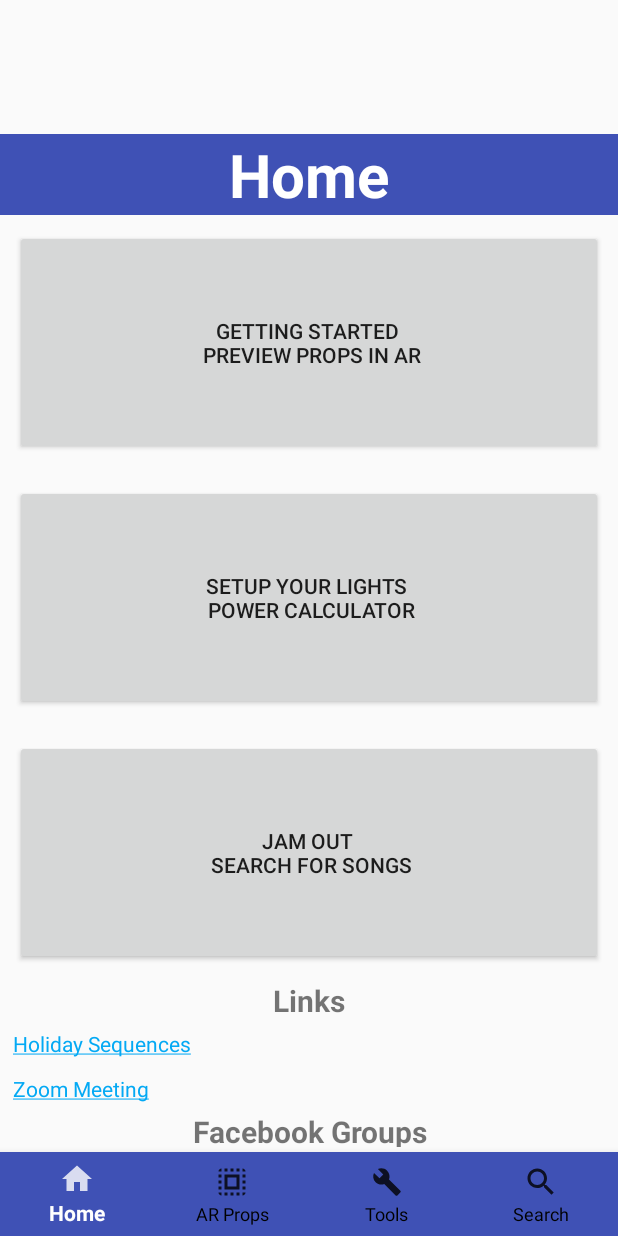
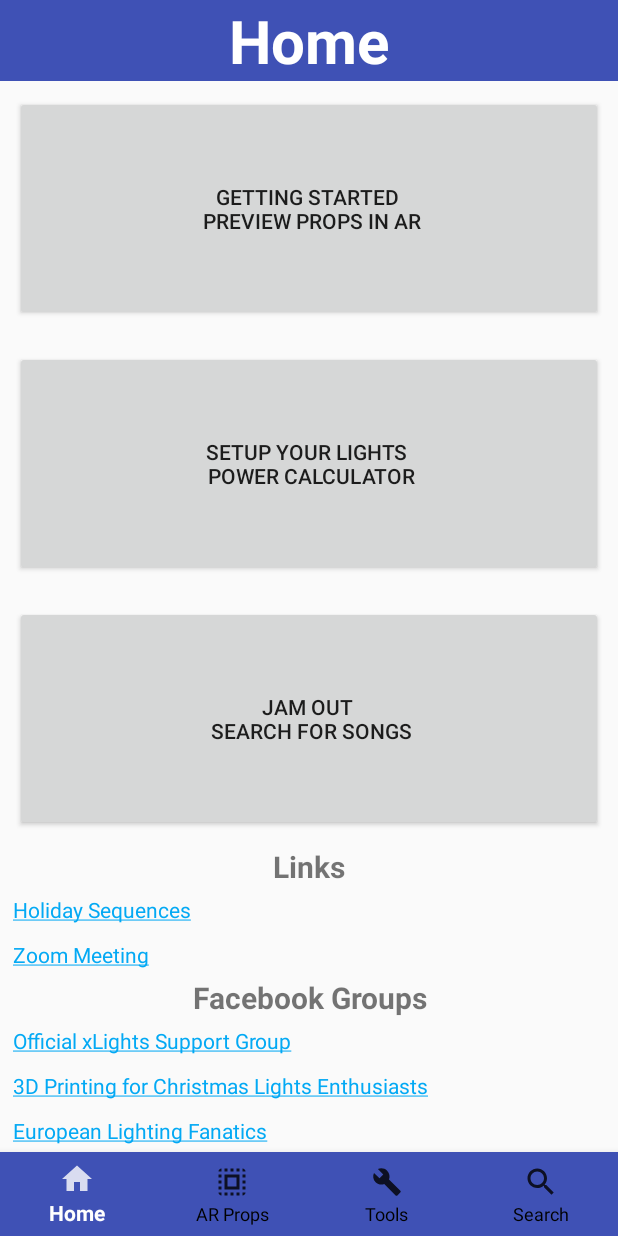
Before and after one commit to MarshallJoseph/xLightsTools, an Android app: the screen it shows after launch (HomeActivity), on a phone screen of 412 x 824 dp. Run offline under Robolectric (Android 15) with nearby library versions, the phone set to English and light mode, and no system bars.

Commit message:
Fixed home layout and search updated working sorta

```diff
--- a/app/src/main/AndroidManifest.xml
+++ b/app/src/main/AndroidManifest.xml
@@ -1,5 +1,6 @@
 <?xml version="1.0" encoding="utf-8"?>
 <manifest xmlns:android="http://schemas.android.com/apk/res/android"
+    xmlns:tools="http://schemas.android.com/tools"
     package="ca.marshall.xlightstools">
 
     <uses-permission android:name="android.permission.CAMERA" />
@@ -14,7 +15,8 @@
         android:label="@string/app_name"
         android:roundIcon="@mipmap/ic_launcher_round"
         android:supportsRtl="true"
-        android:theme="@style/AppTheme">
+        android:theme="@style/AppTheme"
+        tools:ignore="GoogleAppIndexingWarning">
         <activity android:name=".ARPropsActivity" />
         <activity android:name=".ToolsActivity" />
         <activity android:name=".SearchActivity" />
--- a/app/src/main/java/ca/marshall/xlightstools/WebsiteAdapter.java
+++ b/app/src/main/java/ca/marshall/xlightstools/WebsiteAdapter.java
@@ -24,7 +24,6 @@ public class WebsiteAdapter extends ArrayAdapter<Website> {
         Website site = getItem(position);
         if (convertView == null){
             convertView = LayoutInflater.from(getContext()).inflate(R.layout.api_listitem,parent,false);
-
         }
 
         TextView textName = (TextView) convertView.findViewById(R.id.apiItemName);
--- a/app/src/main/res/layout/activity_home.xml
+++ b/app/src/main/res/layout/activity_home.xml
@@ -8,27 +8,32 @@
     tools:context=".HomeActivity">
 
 
+    <TextView
+        android:id="@+id/home_title"
+        android:layout_width="match_parent"
+        android:layout_height="wrap_content"
+        android:layout_alignParentStart="false"
+        android:layout_alignParentTop="false"
+        android:layout_alignParentRight="false"
+        android:background="#3F51B5"
+        android:gravity="center_horizontal"
+        android:text="@string/title_home"
+        android:textColor="@android:color/white"
+        android:textSize="40sp"
+        android:textStyle="bold" />
+
     <ScrollView
+        android:id="@+id/scroll_view"
         android:layout_width="match_parent"
-        android:layout_height="675dp"
+        android:layout_height="600dp"
         android:layout_above="@+id/bottom_navigation"
+        android:layout_below="@+id/home_title"
         android:layout_marginBottom="3dp">
 
         <LinearLayout
             android:layout_width="match_parent"
             android:layout_height="match_parent"
             android:orientation="vertical">
-
-            <TextView
-                android:id="@+id/home_title"
-                android:layout_width="match_parent"
-                android:layout_height="match_parent"
-                android:background="#3F51B5"
-                android:gravity="center_horizontal"
-                android:text="@string/title_home"
-                android:textColor="@android:color/white"
-                android:textSize="40sp"
-                android:textStyle="bold" />
 
             <Button
                 android:id="@+id/props_button"
```
Also changed, not shown: app/src/main/java/ca/marshall/xlightstools/SearchActivity.java (+24 -33 lines), app/src/main/res/layout/activity_search.xml (+4 -5 lines), app/src/main/res/layout/api_listitem.xml (+7 -6 lines), 5 other files.
